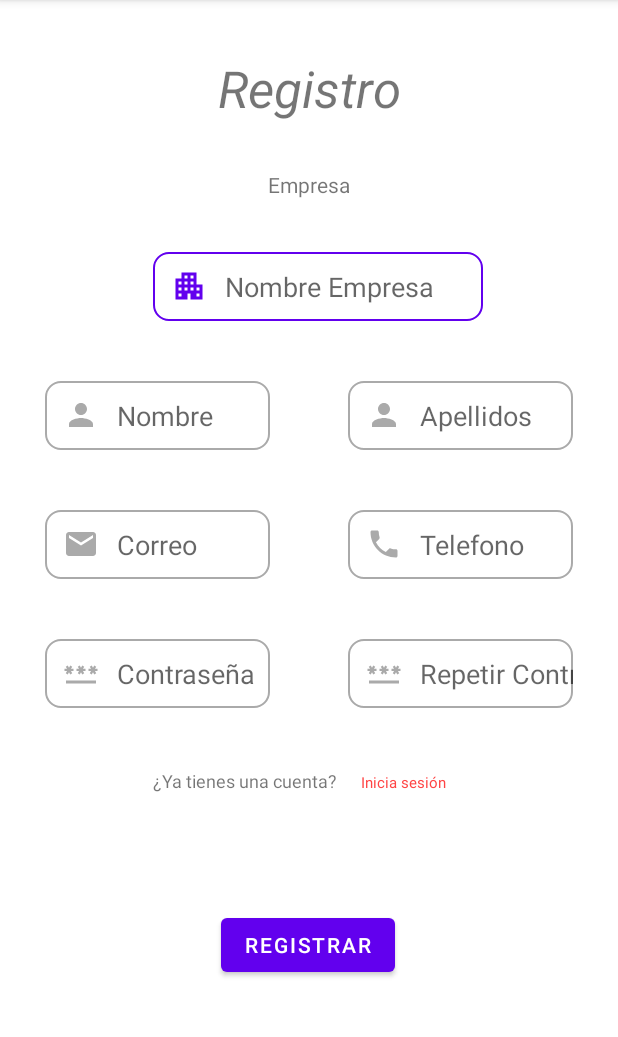
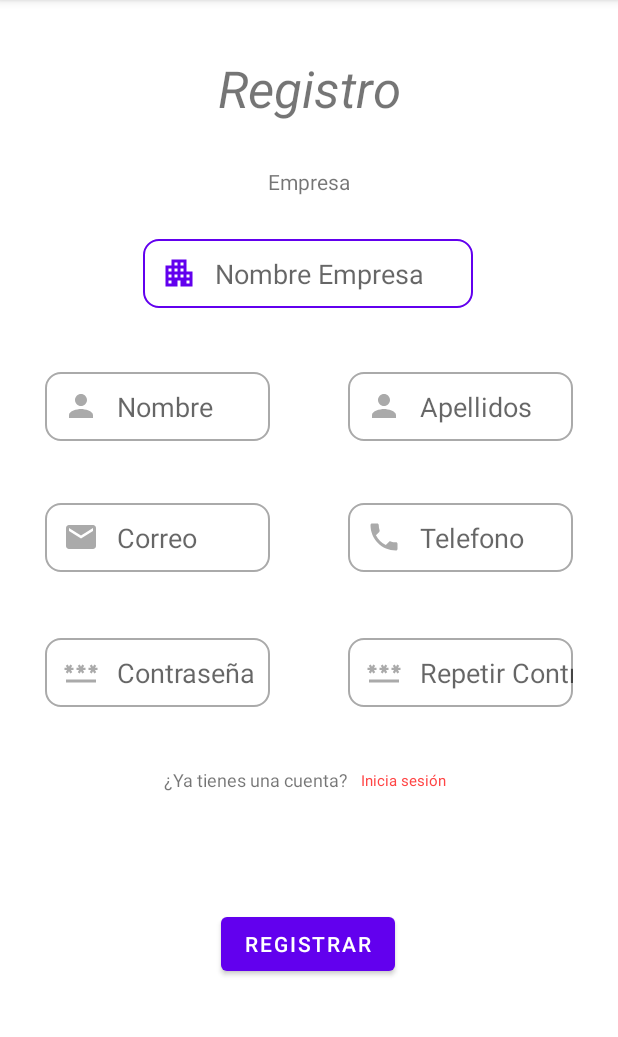
Before and after one commit to BorjaMontoro/ProyectoFinalApp, an Android app: the RegisterCompanyActivity screen opened directly, with no data from a screen before it, on a phone screen of 412 x 824 dp, the part 84-1121 px from its top. Run offline under Robolectric (Android 15) with nearby library versions, the phone set to English and light mode, and no system bars.

Commit message:
Arreglado parte de problemas con la interfaz para el movil real, faltan solucionar algunas ventanas de empresa

```diff
--- a/app/src/main/res/layout/activity_login.xml
+++ b/app/src/main/res/layout/activity_login.xml
@@ -81,7 +81,7 @@
         app:layout_constraintHorizontal_bias="0.156"
         app:layout_constraintStart_toEndOf="@+id/textoCliente"
         app:layout_constraintTop_toTopOf="parent"
-        app:layout_constraintVertical_bias="0.543" />
+        app:layout_constraintVertical_bias="0.545" />
 
     <Button
         android:id="@+id/button"
@@ -116,7 +116,7 @@
         android:textSize="10sp"
         app:layout_constraintBottom_toBottomOf="parent"
         app:layout_constraintEnd_toEndOf="parent"
-        app:layout_constraintHorizontal_bias="0.156"
+        app:layout_constraintHorizontal_bias="0.372"
         app:layout_constraintStart_toEndOf="@+id/textoCompany"
         app:layout_constraintTop_toTopOf="parent"
         app:layout_constraintVertical_bias="0.574" />
--- a/app/src/main/res/layout/activity_register_company.xml
+++ b/app/src/main/res/layout/activity_register_company.xml
@@ -10,9 +10,6 @@
         android:id="@+id/registroNombeEmpresa"
         android:layout_width="220dp"
         android:layout_height="46dp"
-        android:layout_marginStart="105dp"
-        android:layout_marginTop="168dp"
-        android:layout_marginEnd="90dp"
         android:background="@drawable/custom_input"
         android:drawableStart="@drawable/custom_company_icon"
         android:drawablePadding="12dp"
@@ -20,17 +17,17 @@
         android:hint="Nombre Empresa"
         android:inputType="textPersonName"
         android:paddingStart="12dp"
+        app:layout_constraintBottom_toBottomOf="parent"
         app:layout_constraintEnd_toEndOf="parent"
-        app:layout_constraintHorizontal_bias="1.0"
+        app:layout_constraintHorizontal_bias="0.497"
         app:layout_constraintStart_toStartOf="parent"
-        app:layout_constraintTop_toTopOf="parent" />
+        app:layout_constraintTop_toTopOf="parent"
+        app:layout_constraintVertical_bias="0.221" />
 
     <EditText
         android:id="@+id/registroNombre"
         android:layout_width="150dp"
         android:layout_height="46dp"
-        android:layout_marginStart="30dp"
-        android:layout_marginTop="40dp"
         android:background="@drawable/custom_input"
         android:drawableStart="@drawable/custom_person_icon"
         android:drawablePadding="12dp"
@@ -38,15 +35,17 @@
         android:hint="Nombre"
         android:inputType="textPersonName"
         android:paddingStart="12dp"
+        app:layout_constraintBottom_toBottomOf="parent"
+        app:layout_constraintEnd_toEndOf="parent"
+        app:layout_constraintHorizontal_bias="0.114"
         app:layout_constraintStart_toStartOf="parent"
-        app:layout_constraintTop_toBottomOf="@+id/registroNombeEmpresa" />
+        app:layout_constraintTop_toBottomOf="@+id/registroNombeEmpresa"
+        app:layout_constraintVertical_bias="0.082" />
 
     <EditText
         android:id="@+id/registroPassword"
         android:layout_width="150dp"
         android:layout_height="46dp"
-        android:layout_marginStart="30dp"
-        android:layout_marginTop="40dp"
         android:background="@drawable/custom_input"
         android:drawableStart="@drawable/custom_password_icon"
         android:drawablePadding="12dp"
@@ -54,15 +53,17 @@
         android:hint="Contraseña"
         android:inputType="textPassword"
         android:paddingStart="12dp"
+        app:layout_constraintBottom_toBottomOf="parent"
+        app:layout_constraintEnd_toEndOf="parent"
+        app:layout_constraintHorizontal_bias="0.114"
         app:layout_constraintStart_toStartOf="parent"
-        app:layout_constraintTop_toBottomOf="@+id/registroCorreos" />
+        app:layout_constraintTop_toBottomOf="@+id/registroCorreos"
+        app:layout_constraintVertical_bias="0.129" />
 
     <EditText
         android:id="@+id/registroRepetirPassword"
         android:layout_width="150dp"
         android:layout_height="46dp"
-        android:layout_marginTop="40dp"
-        android:layout_marginEnd="30dp"
         android:background="@drawable/custom_input"
         android:drawableStart="@drawable/custom_password_icon"
         android:drawablePadding="12dp"
@@ -70,17 +71,17 @@
         android:hint="Repetir Contraseña"
         android:inputType="textPassword"
         android:paddingStart="12dp"
+        app:layout_constraintBottom_toBottomOf="parent"
         app:layout_constraintEnd_toEndOf="parent"
-        app:layout_constraintHorizontal_bias="1.0"
-        app:layout_constraintStart_toEndOf="@+id/registroPassword"
-        app:layout_constraintTop_toBottomOf="@+id/registroTelefono" />
+        app:layout_constraintHorizontal_bias="0.885"
+        app:layout_constraintStart_toStartOf="parent"
+        app:layout_constraintTop_toBottomOf="@+id/registroTelefono"
+        app:layout_constraintVertical_bias="0.129" />
 
     <EditText
         android:id="@+id/registroTelefono"
         android:layout_width="150dp"
         android:layout_height="46dp"
-        android:layout_marginTop="40dp"
-        android:layout_marginEnd="30dp"
         android:background="@drawable/custom_input"
         android:drawableStart="@drawable/custom_phone_icon"
         android:drawablePadding="12dp"
@@ -88,17 +89,17 @@
         android:hint="Telefono"
         android:inputType="phone"
         android:paddingStart="12dp"
+        app:layout_constraintBottom_toBottomOf="parent"
         app:layout_constraintEnd_toEndOf="parent"
-        app:layout_constraintHorizontal_bias="1.0"
-        app:layout_constraintStart_toEndOf="@+id/registroCorreos"
-        app:layout_constraintTop_toBottomOf="@+id/registroApellidos" />
+        app:layout_constraintHorizontal_bias="0.885"
+        app:layout_constraintStart_toStartOf="parent"
+        app:layout_constraintTop_toBottomOf="@+id/registroApellidos"
+        app:layout_constraintVertical_bias="0.097" />
 
     <EditText
         android:id="@+id/registroCorreos"
         android:layout_width="150dp"
         android:layout_height="46dp"
-        android:layout_marginStart="30dp"
-        android:layout_marginTop="40dp"
         android:background="@drawable/custom_input"
         android:drawableStart="@drawable/custom_email_icon"
         android:drawablePadding="12dp"
@@ -106,15 +107,17 @@
         android:hint="Correo"
         android:inputType="textEmailAddress"
         android:paddingStart="12dp"
+        app:layout_constraintBottom_toBottomOf="parent"
+        app:layout_constraintEnd_toEndOf="parent"
+        app:layout_constraintHorizontal_bias="0.114"
         app:layout_constraintStart_toStartOf="parent"
-        app:layout_constraintTop_toBottomOf="@+id/registroNombre" />
+        app:layout_constraintTop_toBottomOf="@+id/registroNombre"
+        app:layout_constraintVertical_bias="0.097" />
 
     <EditText
         android:id="@+id/registroApellidos"
         android:layout_width="150dp"
         android:layout_height="46dp"
-        android:layout_marginTop="40dp"
-        android:layout_marginEnd="30dp"
         android:background="@drawable/custom_input"
         android:drawableStart="@drawable/custom_person_icon"
         android:drawablePadding="12dp"
@@ -122,26 +125,26 @@
         android:hint="Apellidos"
         android:inputType="textPersonName"
         android:paddingStart="12dp"
+        app:layout_constraintBottom_toBottomOf="parent"
         app:layout_constraintEnd_toEndOf="parent"
-        app:layout_constraintHorizontal_bias="1.0"
-        app:layout_constraintStart_toEndOf="@+id/registroNombre"
-        app:layout_constraintTop_toBottomOf="@+id/registroNombeEmpresa" />
+        app:layout_constraintHorizontal_bias="0.885"
+        app:layout_constraintStart_toStartOf="parent"
+        app:layout_constraintTop_toBottomOf="@+id/registroNombeEmpresa"
+        app:layout_constraintVertical_bias="0.082" />
 
     <TextView
         android:id="@+id/registerText"
         android:layout_width="143dp"
         android:layout_height="54dp"
-        android:layout_marginStart="174dp"
-        android:layout_marginTop="32dp"
-        android:layout_marginEnd="193dp"
         android:gravity="center"
         android:text="Registro"
         android:textSize="34sp"
         android:textStyle="italic"
+        app:layout_constraintBottom_toBottomOf="parent"
         app:layout_constraintEnd_toEndOf="parent"
-        app:layout_constraintHorizontal_bias="0.404"
         app:layout_constraintStart_toStartOf="parent"
-        app:layout_constraintTop_toTopOf="parent" />
+        app:layout_constraintTop_toTopOf="parent"
+        app:layout_constraintVertical_bias="0.045" />
 
     <TextView
         android:id="@+id/company"
@@ -154,23 +157,23 @@
         app:layout_constraintHorizontal_bias="0.498"
         app:layout_constraintStart_toStartOf="parent"
         app:layout_constraintTop_toBottomOf="@+id/registerText"
-        app:layout_constraintVertical_bias="0.435"
+        app:layout_constraintVertical_bias="0.468"
         tools:textStyle="normal" />
 
     <TextView
         android:id="@+id/textViewLogin"
         android:layout_width="60dp"
-        android:layout_height="17dp"
+        android:layout_height="15dp"
         android:text="Inicia sesión"
         android:textAlignment="gravity"
         android:textColor="@android:color/holo_red_light"
         android:textSize="10sp"
         app:layout_constraintBottom_toBottomOf="parent"
         app:layout_constraintEnd_toEndOf="parent"
-        app:layout_constraintHorizontal_bias="0.683"
-        app:layout_constraintStart_toStartOf="parent"
+        app:layout_constraintHorizontal_bias="0.0"
+        app:layout_constraintStart_toEndOf="@+id/textoLogin"
         app:layout_constraintTop_toBottomOf="@+id/registroRepetirPassword"
-        app:layout_constraintVertical_bias="0.154" />
+        app:layout_constraintVertical_bias="0.149" />
 
     <Button
         android:id="@+id/registrar"
@@ -192,9 +195,9 @@
         android:textSize="12sp"
         app:layout_constraintBottom_toBottomOf="parent"
         app:layout_constraintEnd_toEndOf="parent"
-        app:layout_constraintHorizontal_bias="0.364"
+        app:layout_constraintHorizontal_bias="0.389"
         app:layout_constraintStart_toStartOf="parent"
         app:layout_constraintTop_toBottomOf="@+id/registroRepetirPassword"
-        app:layout_constraintVertical_bias="0.144" />
+        app:layout_constraintVertical_bias="0.143" />
 
 </androidx.constraintlayout.widget.ConstraintLayout>
```
Also changed, not shown: app/src/main/res/layout/activity_reservar.xml (+12 -9 lines), app/src/main/res/layout/fragment_horarios.xml (+3 -4 lines), app/src/main/res/layout/item_servicio.xml (+3 -4 lines).
